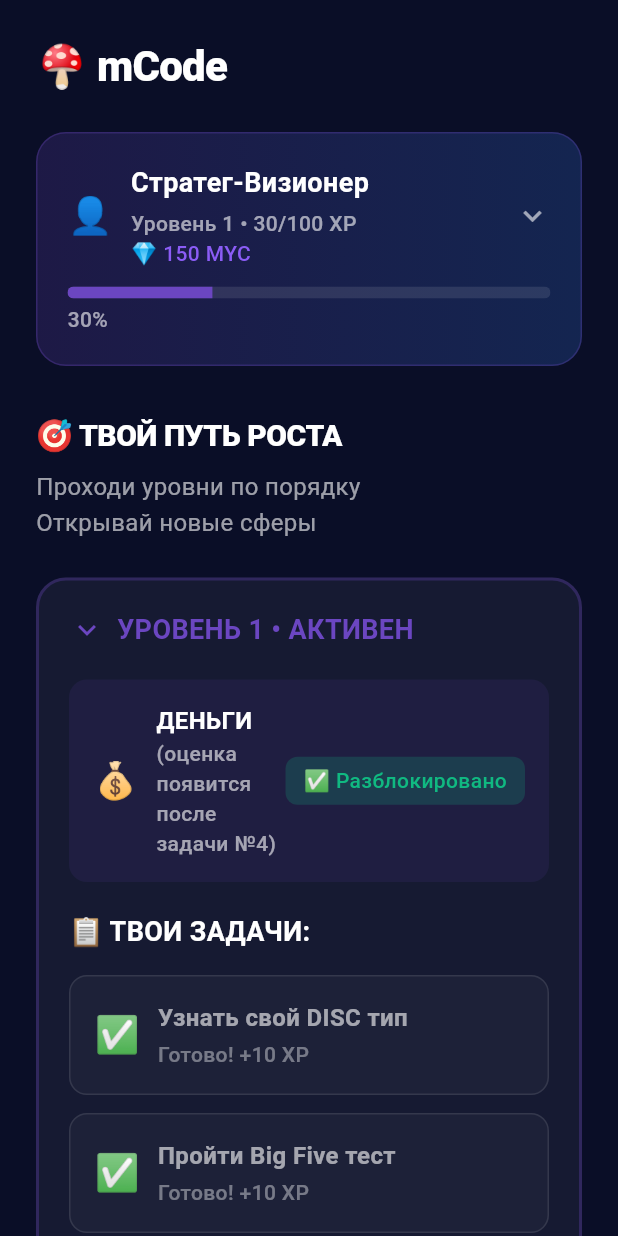
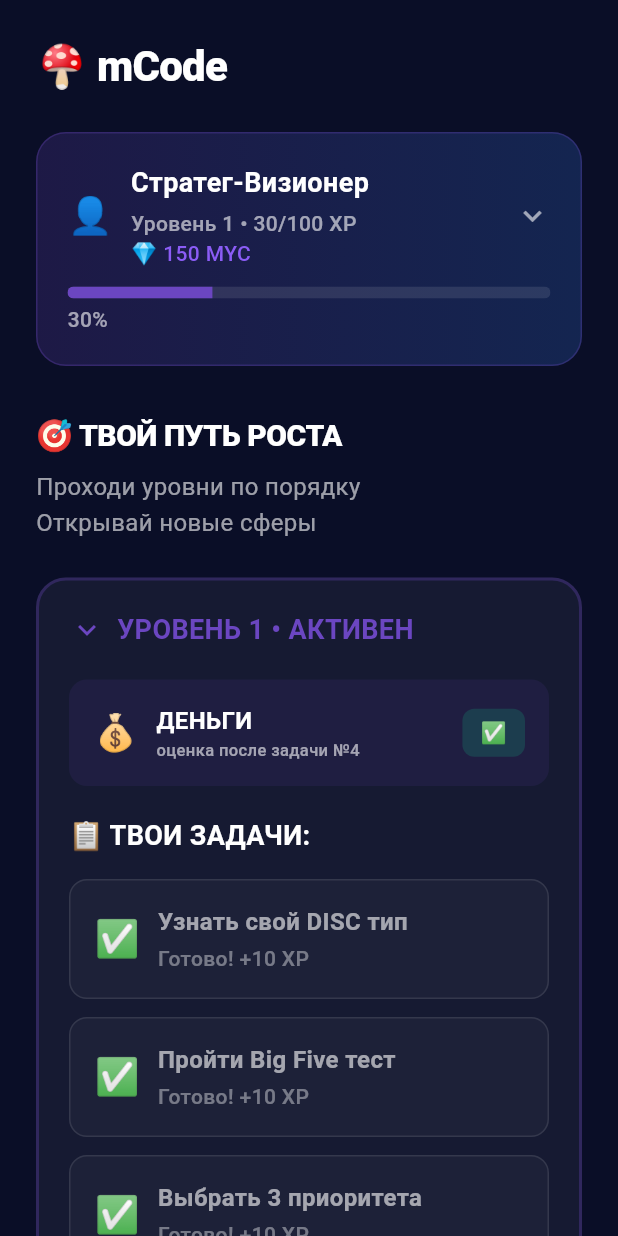
Before and after one commit to myceliummmm-sketch/mycelium-app, a Flutter app: the NewMCodeDashboardScreen screen opened directly, on a phone screen of 412 x 824 dp. Run offline on Flutter 3.47's test engine with Material 3 defaults, Android fonts, the phone set to English and light mode, and no system bars; our stand-ins replace confetti, fl_chart, flutter_animate, flutter_dotenv, introduction_screen; missing offline and left inert: dart:html, dart:js_util; accounts and stored records are empty.

Commit message:
v1.0.13: Исправлена адаптивная вёрстка для мобильных
- Исправлен вертикальный текст в mCode Dashboard
- Сокращены длинные тексты и добавлен ellipsis
- Уменьшены размеры шрифтов для мобильных
- Уменьшены отступы в карточках
- Все экраны теперь влазят в экран без скролла
- Results Screen: уменьшен размер loading messages
- Spheres Assessment: добавлен maxLines для всех текстов
- mCode Dashboard: оптимизированы отступы и размеры

```diff
--- a/lib/screens/mcode/new_mcode_dashboard_screen.dart
+++ b/lib/screens/mcode/new_mcode_dashboard_screen.dart
@@ -330,12 +330,17 @@ class _NewMCodeDashboardScreenState extends State<NewMCodeDashboardScreen> {
                           Text(
                             'ДЕНЬГИ',
                             style: AppTextStyles.h3.copyWith(fontSize: 16),
+                            maxLines: 1,
+                            overflow: TextOverflow.ellipsis,
                           ),
                           Text(
-                            '(оценка появится после задачи №4)',
+                            'оценка после задачи №4',
                             style: AppTextStyles.caption.copyWith(
                               color: Colors.white60,
+                              fontSize: 11,
                             ),
+                            maxLines: 2,
+                            overflow: TextOverflow.ellipsis,
                           ),
                         ],
                       ),
@@ -350,9 +355,10 @@ class _NewMCodeDashboardScreenState extends State<NewMCodeDashboardScreen> {
                         borderRadius: BorderRadius.circular(8),
                       ),
                       child: Text(
-                        '✅ Разблокировано',
+                        '✅',
                         style: AppTextStyles.caption.copyWith(
                           color: AppColors.success,
+                          fontSize: 14,
                         ),
                       ),
                     ),
@@ -418,7 +424,7 @@ class _NewMCodeDashboardScreenState extends State<NewMCodeDashboardScreen> {
 
               // Подсказка
               Container(
-                padding: const EdgeInsets.all(16),
+                padding: const EdgeInsets.all(12),
                 decoration: BoxDecoration(
                   color: AppColors.info.withOpacity(0.1),
                   borderRadius: BorderRadius.circular(12),
@@ -430,8 +436,8 @@ class _NewMCodeDashboardScreenState extends State<NewMCodeDashboardScreen> {
                 child: Row(
                   crossAxisAlignment: CrossAxisAlignment.start,
                   children: [
-                    Text('💡', style: const TextStyle(fontSize: 20)),
-                    const SizedBox(width: 12),
+                    Text('💡', style: const TextStyle(fontSize: 18)),
+                    const SizedBox(width: 8),
                     Expanded(
                       child: Column(
                         crossAxisAlignment: CrossAxisAlignment.start,
@@ -440,14 +446,20 @@ class _NewMCodeDashboardScreenState extends State<NewMCodeDashboardScreen> {
                             'Подсказка:',
                             style: AppTextStyles.body.copyWith(
                               fontWeight: FontWeight.w600,
+                              fontSize: 14,
                             ),
+                            maxLines: 1,
+                            overflow: TextOverflow.ellipsis,
                           ),
-                          const SizedBox(height: 4),
+                          const SizedBox(height: 2),
                           Text(
-                            'Оцени каждую сферу жизни от 0 до 10\nЭто поможет построить твой профиль',
+                            'Оцени 8 сфер от 0 до 10',
                             style: AppTextStyles.caption.copyWith(
                               color: Colors.white70,
+                              fontSize: 12,
                             ),
+                            maxLines: 2,
+                            overflow: TextOverflow.ellipsis,
                           ),
                         ],
                       ),
```
Also changed, not shown: lib/screens/mcode/10_spheres_assessment_screen.dart (+7 -2 lines), lib/screens/onboarding/6_results_screen.dart (+9 -3 lines), 32 other files.
